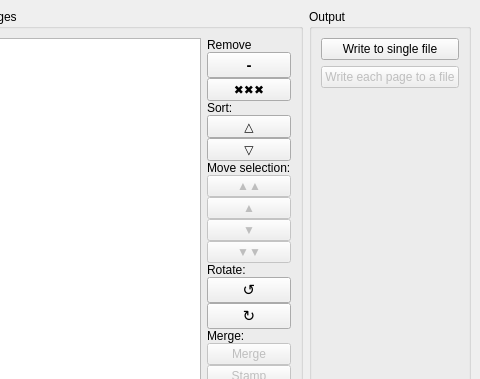
Before: the Qt Designer form wndmain.ui in ronanpaixao/PyPDFTK, drawn with Qt 5; both pictures show x 475 to 955 and y 0 to 379 of the 955 by 631 pixel window.
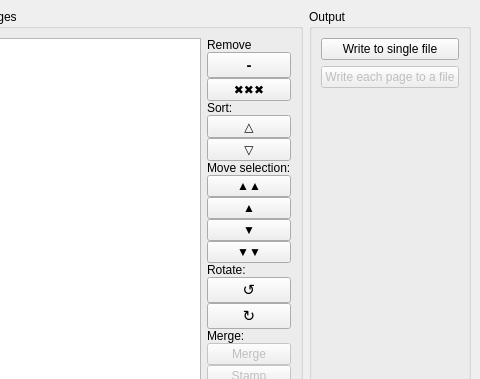
After: the same form once the commit is applied. Custom widgets are drawn as their Qt base class.

Commit message: Implement page move buttons (top, up, down, bottom)

What changed in the file:
```diff
--- a/wndmain.ui
+++ b/wndmain.ui
@@ -318,9 +318,6 @@
          </item>
          <item>
           <widget class="QPushButton" name="btnPageTop">
-           <property name="enabled">
-            <bool>false</bool>
-           </property>
            <property name="text">
             <string>▲▲</string>
            </property>
@@ -328,9 +325,6 @@
          </item>
          <item>
           <widget class="QPushButton" name="btnPageUp">
-           <property name="enabled">
-            <bool>false</bool>
-           </property>
            <property name="text">
             <string>▲</string>
            </property>
@@ -338,9 +332,6 @@
          </item>
          <item>
           <widget class="QPushButton" name="btnPageDown">
-           <property name="enabled">
-            <bool>false</bool>
-           </property>
            <property name="text">
             <string>▼</string>
            </property>
@@ -348,9 +339,6 @@
          </item>
          <item>
           <widget class="QPushButton" name="btnPageBottom">
-           <property name="enabled">
-            <bool>false</bool>
-           </property>
            <property name="text">
             <string>▼▼</string>
            </property>
```
The commit also changes 1 other file.
